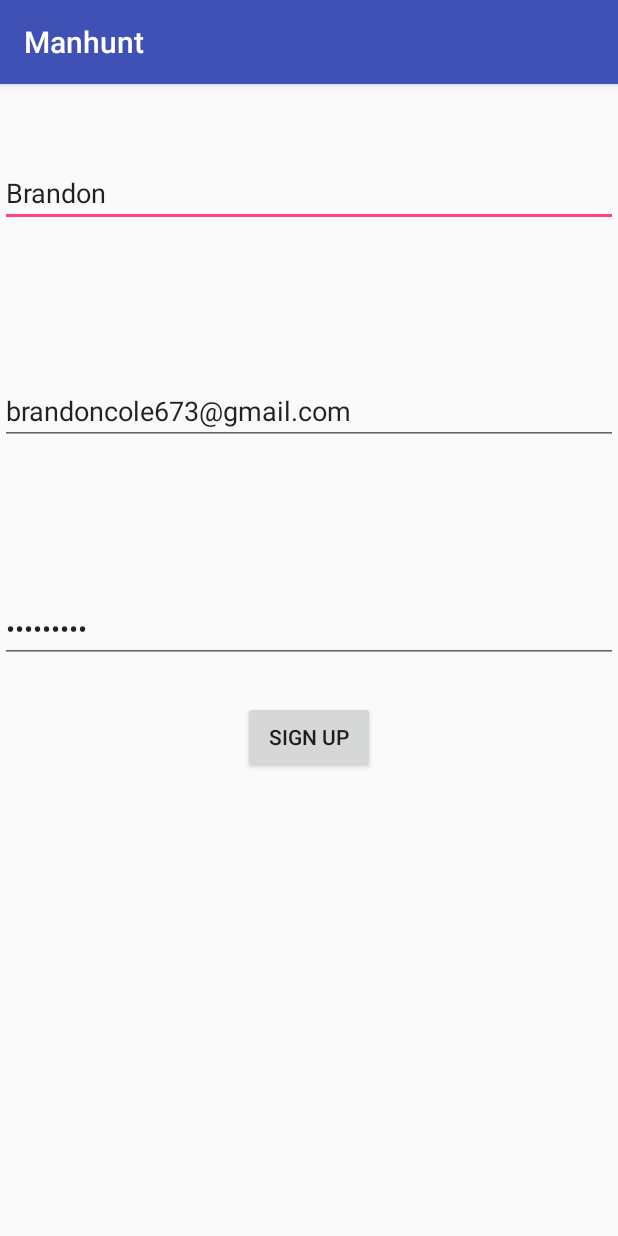
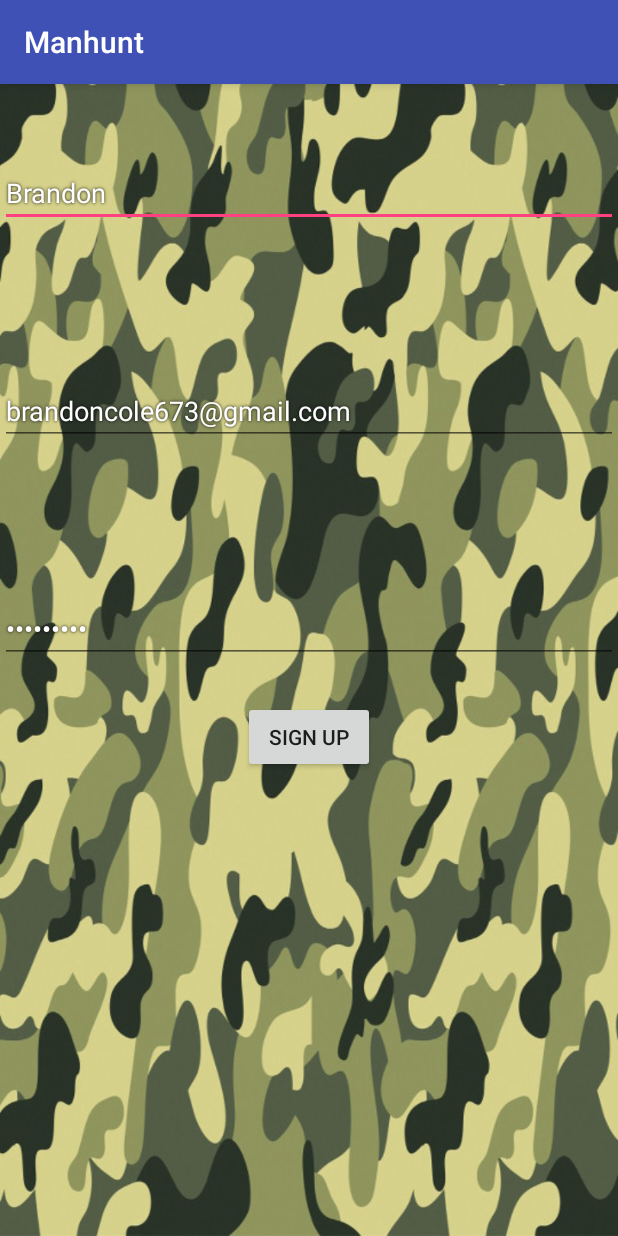
Before and after one commit to Bcoding21/ManHunt, an Android app: the screen it shows after launch (SignUp), after a tap on "SIGN UP", on a phone screen of 412 x 824 dp. Run offline under Robolectric (Android 15) with nearby library versions, the phone set to English and light mode, and no system bars; our stand-ins replace Firebase (no records; nobody signed in at launch, a user with empty details on screens opened directly).

Commit message:
improved frontend

```diff
--- a/app/src/main/res/layout/activity_game_page.xml
+++ b/app/src/main/res/layout/activity_game_page.xml
@@ -3,6 +3,7 @@
     xmlns:app="http://schemas.android.com/apk/res-auto"
     xmlns:tools="http://schemas.android.com/tools"
     android:id="@+id/main_content"
+    android:background="@drawable/camo"
     android:layout_width="match_parent"
     android:layout_height="match_parent"
     android:fitsSystemWindows="true"
--- a/app/src/main/res/layout/activity_main.xml
+++ b/app/src/main/res/layout/activity_main.xml
@@ -1,5 +1,6 @@
 <?xml version="1.0" encoding="utf-8"?>
 <LinearLayout xmlns:android="http://schemas.android.com/apk/res/android"
+              android:background="@drawable/camo"
               xmlns:app="http://schemas.android.com/apk/res-auto"
               xmlns:tools="http://schemas.android.com/tools"
               android:layout_width="match_parent"
@@ -9,10 +10,13 @@
               android:weightSum="1">
 
     <TextView
+        android:shadowColor="#000000"
+        android:shadowRadius="4"
         android:layout_width="wrap_content"
         android:layout_height="wrap_content"
         android:text="Welcome to Manhunt"
-        android:textSize="35dp"
+        android:textColor="@android:color/white"
+        android:textSize="39dp"
         android:layout_gravity="center"
         android:layout_marginTop="20dp"/>
 
--- a/app/src/main/res/layout/activity_main_page.xml
+++ b/app/src/main/res/layout/activity_main_page.xml
@@ -3,15 +3,19 @@
     xmlns:app="http://schemas.android.com/apk/res-auto"
     xmlns:tools="http://schemas.android.com/tools"
     android:layout_width="match_parent"
+    android:background="@drawable/camo"
     android:layout_height="match_parent"
     android:orientation="vertical"
     tools:context="com.brandon.manhunt.MainPage">
 
     <TextView
         android:id="@+id/display"
+        android:shadowColor="#000000"
+        android:shadowRadius="4"
         android:layout_width="wrap_content"
         android:layout_height="wrap_content"
         android:text="Welcome to Manhunt"
+        android:textColor="@android:color/white"
         android:textSize="34dp"
         android:layout_marginTop="30dp"
         android:layout_gravity="center"/>
--- a/app/src/main/res/layout/activity_sign_up.xml
+++ b/app/src/main/res/layout/activity_sign_up.xml
@@ -3,6 +3,7 @@
     xmlns:app="http://schemas.android.com/apk/res-auto"
     xmlns:tools="http://schemas.android.com/tools"
     android:layout_width="match_parent"
+    android:background="@drawable/camo"
     android:layout_height="match_parent"
     android:orientation="vertical"
     tools:context="com.brandon.manhunt.SignUp">
@@ -10,25 +11,37 @@
 
     <EditText
         android:id="@+id/display"
+        android:shadowColor="#000000"
+        android:shadowRadius="2"
         android:layout_width="match_parent"
         android:layout_height="wrap_content"
+        android:textColorHint="@android:color/white"
         android:hint="Enter your email display name"
+        android:textColor="@android:color/white"
         android:inputType="textAutoComplete"
         android:layout_marginTop="50dp"/>
 
     <EditText
         android:id="@+id/email"
+        android:shadowColor="#000000"
+        android:shadowRadius="2"
         android:layout_width="match_parent"
         android:layout_height="wrap_content"
+        android:textColorHint="@android:color/white"
         android:hint="Enter your email address"
+        android:textColor="@android:color/white"
         android:inputType="textEmailAddress"
         android:layout_marginTop="100dp"/>
 
     <EditText
         android:id="@+id/password"
+        android:shadowColor="#000000"
+        android:shadowRadius="2"
         android:layout_width="match_parent"
         android:layout_height="wrap_content"
+        android:textColorHint="@android:color/white"
         android:hint="Enter your password"
+        android:textColor="@android:color/white"
         android:inputType="textPassword"
         android:layout_marginTop="100dp"/>
 
--- a/app/src/main/res/layout/fragment_game_page.xml
+++ b/app/src/main/res/layout/fragment_game_page.xml
@@ -2,6 +2,7 @@
     xmlns:tools="http://schemas.android.com/tools"
     android:layout_width="match_parent"
     android:layout_height="match_parent"
+    android:background="@drawable/camo"
     android:paddingBottom="@dimen/activity_vertical_margin"
     android:paddingLeft="@dimen/activity_horizontal_margin"
     android:paddingRight="@dimen/activity_horizontal_margin"
@@ -10,8 +11,11 @@
 
     <TextView
         android:id="@+id/display_info"
+        android:shadowColor="#000000"
+        android:shadowRadius="3"
         android:layout_width="wrap_content"
         android:layout_height="wrap_content"
+        android:textColor="@android:color/white"
         android:text="You are hunting: "
         android:textSize="30dp"/>
 
--- a/app/src/main/res/layout/fragment_map_page.xml
+++ b/app/src/main/res/layout/fragment_map_page.xml
@@ -2,6 +2,7 @@
 <com.google.android.gms.maps.MapView
     xmlns:android="http://schemas.android.com/apk/res/android"
     android:layout_width="match_parent"
+    android:background="@drawable/camo"
     android:layout_height="match_parent"
     android:id="@+id/Map">
 </com.google.android.gms.maps.MapView>
--- a/app/src/main/res/layout/fragment_quit_page.xml
+++ b/app/src/main/res/layout/fragment_quit_page.xml
@@ -2,6 +2,7 @@
 <LinearLayout xmlns:android="http://schemas.android.com/apk/res/android"
     android:orientation="vertical" android:layout_width="match_parent"
     android:layout_height="match_parent"
+    android:background="@drawable/camo"
     android:gravity="center">
 
     <Button
```
Also changed, not shown: app/src/main/res/layout/activity_sign_in.xml (+9 -0 lines), app/src/main/res/drawable/camo.jpg (added).
